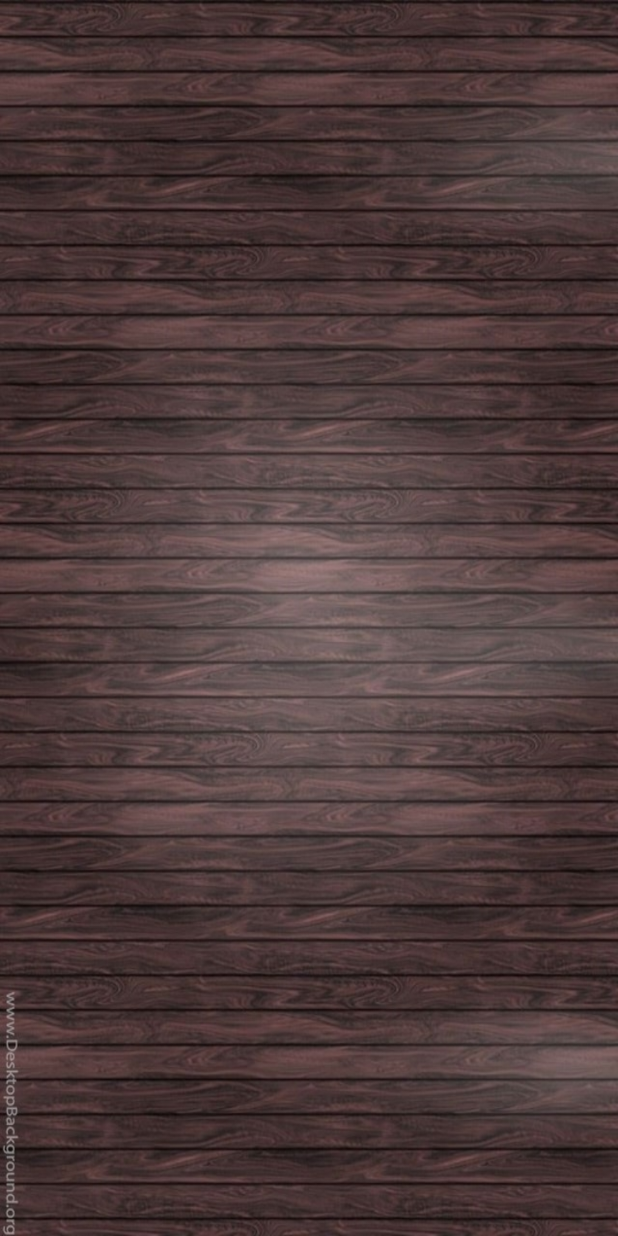
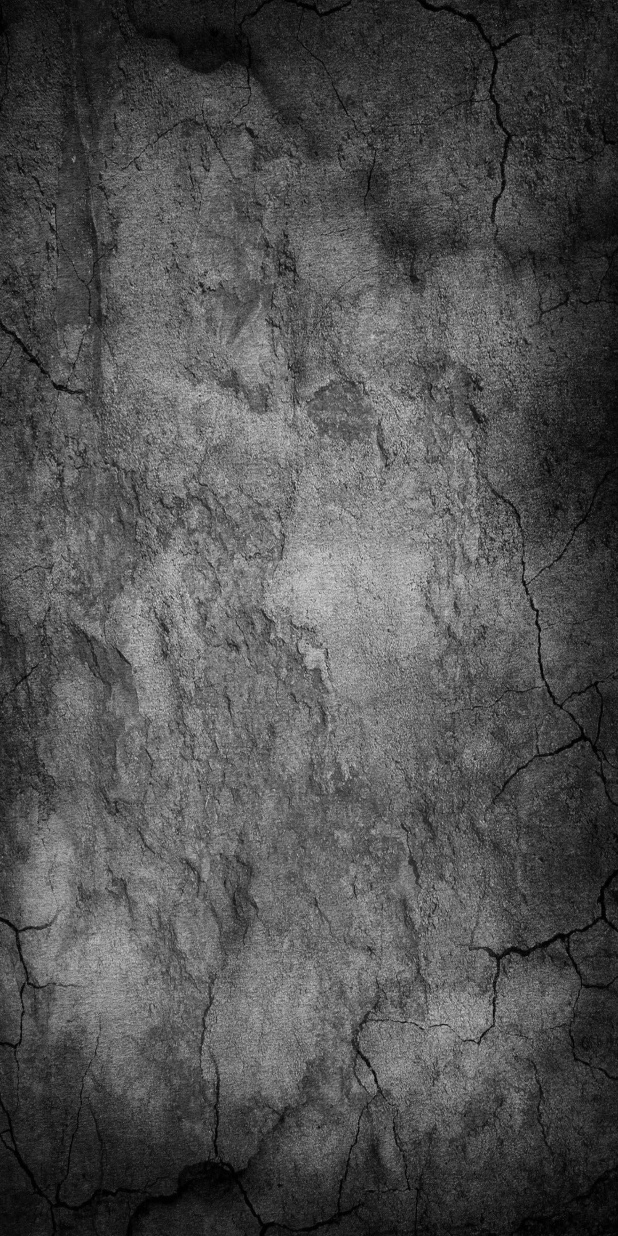
Before and after one commit to STahaYasin/e-menu-android, an Android app: the layout activity_main.xml on its own in the app's theme, with its tools: preview values and no code run, on a phone screen of 412 x 824 dp. Run offline under Robolectric (Android 15) with nearby library versions, the phone set to English and light mode, and no system bars.

```diff
--- a/app/src/main/java/be/tahayasin/menubook/SplashActivity.java
+++ b/app/src/main/java/be/tahayasin/menubook/SplashActivity.java
@@ -34,13 +34,14 @@ public class SplashActivity extends AppCompatActivity {
     protected void onCreate(Bundle savedInstanceState) {
         super.onCreate(savedInstanceState);
         setContentView(R.layout.activity_splash);
+
+        checkConnection();
         ((Button)findViewById(R.id.button)).setOnClickListener(new View.OnClickListener() {
             @Override
             public void onClick(View view) {
                 openMain();
             }
         });
-        checkConnection();
 //        startLockTask();
 //
 //        setText();
--- a/app/src/main/res/layout/activity_main.xml
+++ b/app/src/main/res/layout/activity_main.xml
@@ -1,14 +1,11 @@
 <?xml version="1.0" encoding="utf-8"?>
-<RelativeLayout
-    xmlns:android="http://schemas.android.com/apk/res/android"
+<android.support.constraint.ConstraintLayout xmlns:android="http://schemas.android.com/apk/res/android"
     xmlns:app="http://schemas.android.com/apk/res-auto"
     xmlns:tools="http://schemas.android.com/tools"
     android:layout_width="match_parent"
     android:layout_height="match_parent"
-    android:background="@drawable/bga"
-    android:id="@+id/title_complex"
-    tools:context=".MainActivity">
-
+    android:background="@drawable/stone"
+    tools:context="be.tahayasin.menubook.MainActivity">
     <FrameLayout
         android:id="@+id/activity_main_container"
         android:layout_width="match_parent"
@@ -18,4 +15,4 @@
 
     </FrameLayout>
 
-</RelativeLayout>
+</android.support.constraint.ConstraintLayout>
```
Also changed, not shown: app/src/main/AndroidManifest.xml (+12 -25 lines), app/src/main/java/be/tahayasin/menubook/AppStrings.java (+15 -0 lines), app/src/main/java/be/tahayasin/menubook/MainActivity.java (+0 -14 lines).
